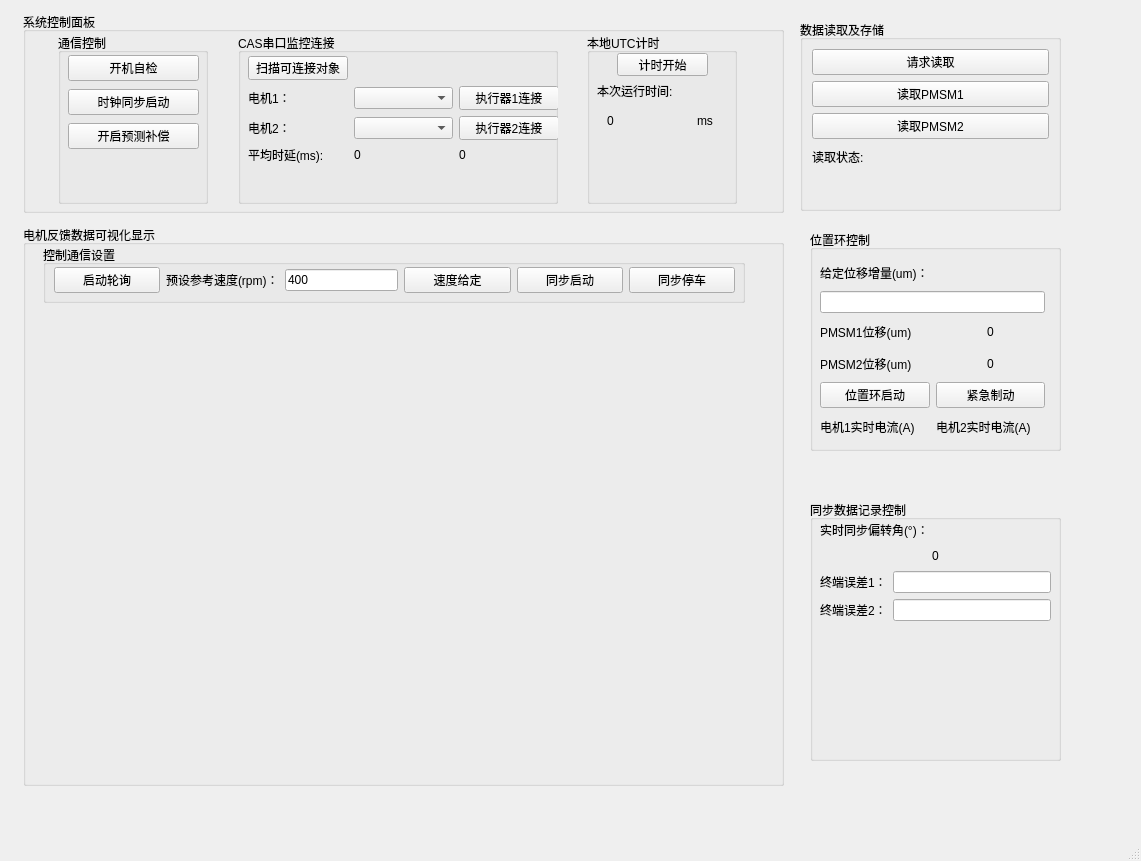
Above: mainwindow.ui from whitekiteoversea/PCSyncController before the change. Below: the same form after it.
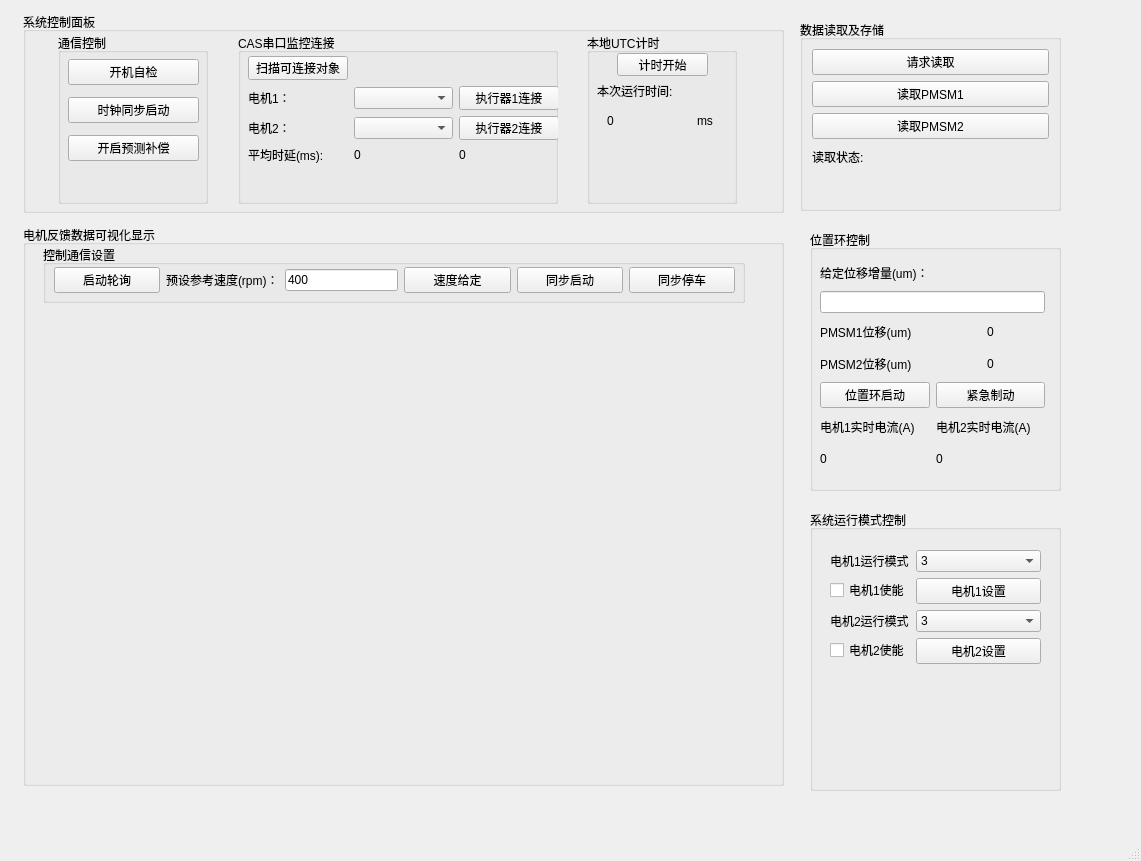
That is the form after the change. Custom widgets are drawn as their Qt base class.

Commit message:
NEW: 新增支持直接ETH速度控制CAS速度 时间同步存在部分未解决bug会导致速度受干扰
已完成：
已完成对CAS直接进行速度控制的适配

未完成：
电机位置反馈获取

存在的问题：
当开启时间同步后，会误触发同步速度下发命令导致CAS速度指令受影响

```diff
--- a/mainwindow.ui
+++ b/mainwindow.ui
@@ -259,7 +259,7 @@
            <x>10</x>
            <y>20</y>
            <width>131</width>
-           <height>98</height>
+           <height>116</height>
           </rect>
          </property>
          <layout class="QVBoxLayout" name="verticalLayout_4">
@@ -580,7 +580,7 @@
       <x>810</x>
       <y>230</y>
       <width>251</width>
-      <height>221</height>
+      <height>261</height>
      </rect>
     </property>
     <property name="sizePolicy">
@@ -707,9 +707,9 @@
     <property name="geometry">
      <rect>
       <x>810</x>
-      <y>500</y>
+      <y>510</y>
       <width>251</width>
-      <height>261</height>
+      <height>281</height>
      </rect>
     </property>
     <property name="sizePolicy">
@@ -731,58 +731,110 @@
      </size>
     </property>
     <property name="title">
-     <string>同步数据记录控制</string>
+     <string>系统运行模式控制</string>
     </property>
-    <widget class="QWidget" name="layoutWidget">
+    <widget class="QWidget" name="">
      <property name="geometry">
       <rect>
-       <x>10</x>
-       <y>20</y>
-       <width>231</width>
-       <height>101</height>
+       <x>20</x>
+       <y>40</y>
+       <width>211</width>
+       <height>141</height>
       </rect>
      </property>
-     <layout class="QVBoxLayout" name="verticalLayout_2">
-      <item>
-       <widget class="QLabel" name="label_21">
+     <layout class="QFormLayout" name="formLayout">
+      <item row="0" column="0">
+       <widget class="QLabel" name="label_31">
         <property name="text">
-         <string>实时同步偏转角(°)：</string>
+         <string>电机1运行模式</string>
         </property>
        </widget>
       </item>
-      <item>
-       <widget class="QLabel" name="avgPosi">
+      <item row="0" column="1">
+       <widget class="QComboBox" name="comboBox_3">
+        <property name="editable">
+         <bool>false</bool>
+        </property>
+        <item>
+         <property name="text">
+          <string>3</string>
+         </property>
+        </item>
+        <item>
+         <property name="text">
+          <string>4</string>
+         </property>
+        </item>
+        <item>
+         <property name="text">
+          <string>1</string>
+         </property>
+        </item>
+        <item>
+         <property name="text">
+          <string>0</string>
+         </property>
+        </item>
+       </widget>
+      </item>
+      <item row="1" column="0">
+       <widget class="QCheckBox" name="checkBox">
         <property name="text">
-         <string>0</string>
+         <string>电机1使能</string>
         </property>
-        <property name="alignment">
-         <set>Qt::AlignCenter</set>
+       </widget>
+      </item>
+      <item row="1" column="1">
+       <widget class="QPushButton" name="StorePMSM2_2">
+        <property name="text">
+         <string>电机1设置</string>
         </property>
        </widget>
       </item>
-      <item>
-       <layout class="QGridLayout" name="gridLayout_3">
-        <item row="0" column="1">
-         <widget class="QLineEdit" name="lineEdit_12"/>
+      <item row="2" column="0">
+       <widget class="QLabel" name="label_32">
+        <property name="text">
+         <string>电机2运行模式</string>
+        </property>
+       </widget>
+      </item>
+      <item row="2" column="1">
+       <widget class="QComboBox" name="comboBox_4">
+        <item>
+         <property name="text">
+          <string>3</string>
+         </property>
         </item>
-        <item row="0" column="0">
-         <widget class="QLabel" name="label_22">
-          <property name="text">
-           <string>终端误差1：</string>
-          </property>
-         </widget>
+        <item>
+         <property name="text">
+          <string>4</string>
+         </property>
         </item>
-        <item row="1" column="1">
-         <widget class="QLineEdit" name="lineEdit_13"/>
+        <item>
+         <property name="text">
+          <string>1</string>
+         </property>
         </item>
-        <item row="1" column="0">
-         <widget class="QLabel" name="label_23">
-          <property name="text">
-           <string>终端误差2：</string>
-          </property>
-         </widget>
+        <item>
+         <property name="text">
+          <string>0</string>
+         </property>
         </item>
-       </layout>
+       </widget>
+      </item>
+      <item row="3" column="0">
+       <widget class="QCheckBox" name="checkBox_2">
+        <property name="text">
+         <string>电机2使能</string>
+        </property>
+       </widget>
+      </item>
+      <item row="3" column="1">
+       <widget class="QPushButton" name="StorePMSM2_3">
+        <property name="text">
+         <string>电机2设置</string>
+        </property>
+       </widget>
       </item>
      </layout>
     </widget>
```
The commit also changes 4 other files.
